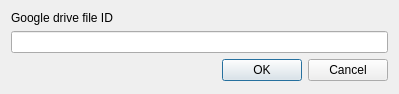
Above: importFromID.ui from miklobit/gdrive_provider before the change. Below: the same form after it.
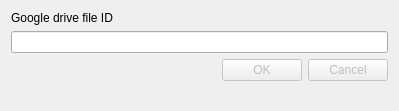
That is the form after the change.

What changed in the file:
```diff
--- a/importFromID.ui
+++ b/importFromID.ui
@@ -7,7 +7,7 @@
     <x>0</x>
     <y>0</y>
     <width>399</width>
-    <height>94</height>
+    <height>111</height>
    </rect>
   </property>
   <property name="windowTitle">
@@ -32,6 +32,9 @@
      </item>
      <item>
       <widget class="QDialogButtonBox" name="buttonBox">
+       <property name="enabled">
+        <bool>false</bool>
+       </property>
        <property name="orientation">
         <enum>Qt::Horizontal</enum>
        </property>
```
